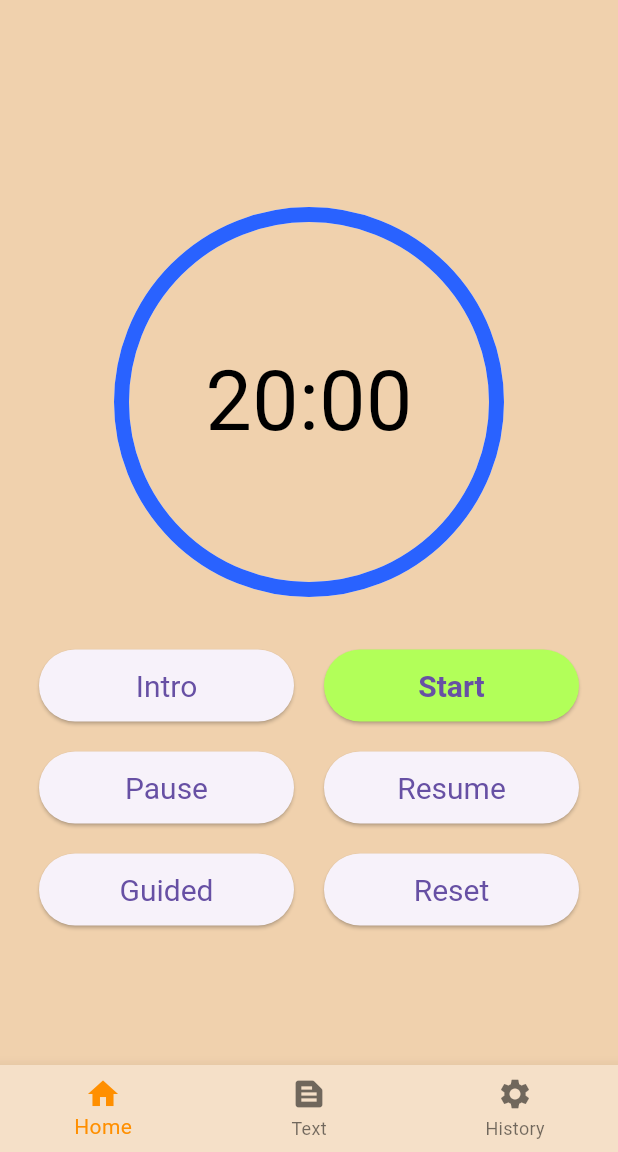
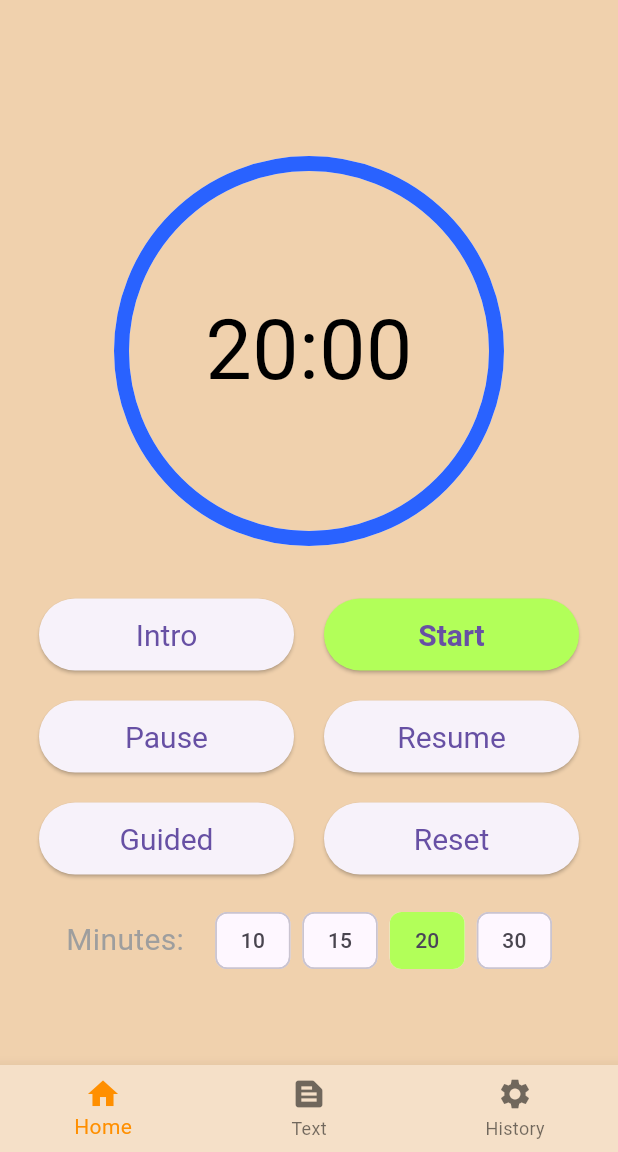
Before and after one commit to gjwgit/innerpod, a Flutter app: the screen it shows after launch, after a tap on "Guided", on a phone screen of 412 x 824 dp, the part 84-1236 px from its top. Run offline on Flutter 3.47's test engine with Material 3 defaults, Android fonts, the phone set to English and light mode, and no system bars; drawn by our look-alikes of circular_countdown_timer; our stand-ins replace audioplayers, flutter_markdown, wakelock_plus; missing offline and left inert: solidpod; statements that could not run were skipped.

Commit message:
Add ChoiceChip for choosing session length.

```diff
--- a/lib/timer.dart
+++ b/lib/timer.dart
@@ -1,6 +1,6 @@
 /// A countdown timer and buttons for a session.
 //
-// Time-stamp: <Tuesday 2024-04-30 14:31:34 +1000 Graham Williams>
+// Time-stamp: <Saturday 2024-05-11 21:15:58 +1000 Graham Williams>
 //
 /// Copyright (C) 2024, Togaware Pty Ltd
 ///
@@ -46,10 +46,15 @@ void _logit(String msg) {
 // TODO 20240203 gjw THIS NEEDS TO BE A STATEFULL WIDGET SINCE IT TRACKS WHETHER
 // GUIDED IS CHOSEN AND SO NOT TO DO THE FINAL DING.
 
-class Timer extends StatelessWidget {
-  /// Initialise the timer.
+// class Timer extends StatelessWidget {
+class Timer extends StatefulWidget {
+  _TimerState createState() => _TimerState();
+}
 
-  Timer({super.key});
+class _TimerState extends State<Timer> {
+  // Initialise the timer.
+
+  //Timer({super.key});
 
   final _controller = CountDownController();
   final _player = AudioPlayer();
@@ -57,7 +62,7 @@ class Timer extends StatelessWidget {
   // TODO 20240329 gjw Introduce a duration selection for 20, 30, 40 minutes
   // instead of this hard coded choice.
 
-  final _duration = 20 * 60;
+  var _duration = 20 * 60;
 
   // For the guided session we play the dong after a delay to match the
   // audio. For non-guided sessions we dong immediately at the termination of the
@@ -208,9 +213,11 @@ class Timer extends StatelessWidget {
     debugPrint('GUIDED: latest duration: $_audioDuration');
 
     // Always reset (by doing a restart and then pause) any current timer
-    // session.
+    // session. For now with the fixed whole session audio, it includes a 20
+    // minute session so we make sure that is the case here
 
-    _controller.restart();
+    _duration = 20 * 60;
+    _controller.restart(duration: _duration);
     _controller.pause();
 
     // Turn off device sleeping.
@@ -324,7 +331,32 @@ class Timer extends StatelessWidget {
       ),
     );
 
-    // Choose colours for the internal background of the timer and the gradient
+    final Widget durationChoice = Wrap(
+      spacing: 8.0, // Gap between adjacent chips.
+      runSpacing: 4.0, // Gap between lines.
+      children: [10, 15, 20, 30].map((number) {
+        return ChoiceChip(
+          label: Text(number.toString()),
+          selected: _duration == number * 60,
+          selectedColor: Colors.lightGreenAccent,
+          showCheckmark: false, // This will hide the tick mark.
+          onSelected: (selected) {
+            setState(() {
+              if (selected) {
+                _duration = number * 60;
+                debugPrint('Reset duration to $_duration');
+                _controller.restart(duration: _duration);
+                _controller.pause();
+                _player.stop();
+                WakelockPlus.disable();
+              }
+            });
+          },
+        );
+      }).toList(),
+    );
+
+// Choose colours for the internal background of the timer and the gradient
     // of the timer neon.
 
     const text = Colors.black;
@@ -400,6 +432,18 @@ class Timer extends StatelessWidget {
               resetButton,
             ],
           ),
+          // const Text('a'),
+          const SizedBox(height: 20),
+          Row(
+            mainAxisAlignment: MainAxisAlignment.center,
+            children: [
+              const Text(
+                'Minutes:    ',
+                style: TextStyle(fontSize: 20.0, color: Colors.grey),
+              ),
+              durationChoice,
+            ],
+          ),
         ],
       ),
     );
```
